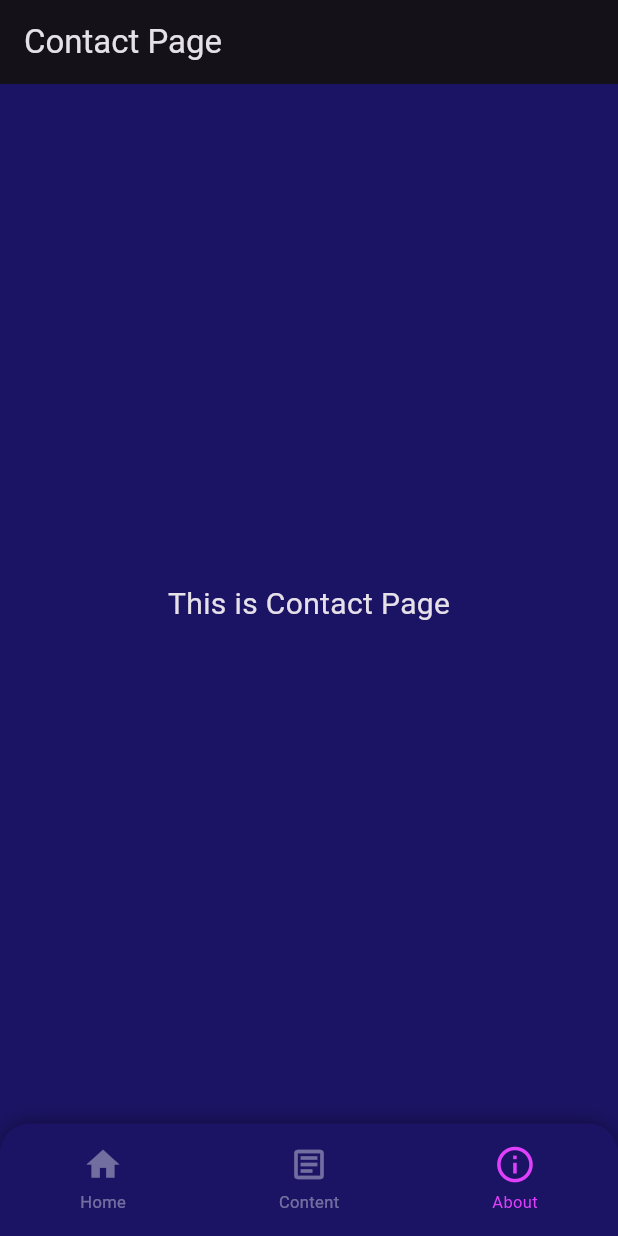
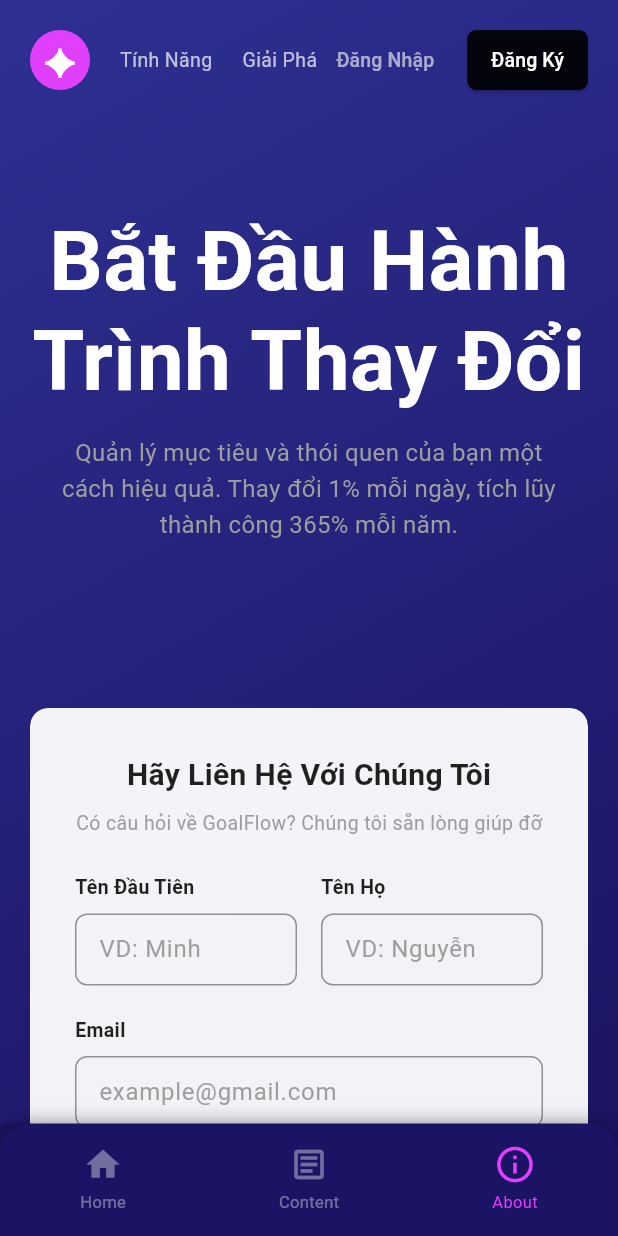
Before and after one commit to NmA3108/GoalFlow_Anh_Linh_N03_1_2026, a Flutter app: the screen it shows after launch, item 3 of the bottom bar chosen, on a phone screen of 412 x 824 dp. Run offline on Flutter 3.47's test engine with Material 3 defaults, Android fonts, the phone set to English and light mode, and no system bars; network calls fail.

Commit message:
Fix code about

```diff
--- a/myproject/lib/front/BotNavi.dart
+++ b/myproject/lib/front/BotNavi.dart
@@ -2,6 +2,7 @@ import 'package:flutter/material.dart';
 import '../MyHomePage.dart';
 import 'MyContactPage.dart';
 import '../pages/content_page.dart';
+import '../pages/about_page.dart';
 
 class BotNavi extends StatefulWidget {
   @override
@@ -15,6 +16,7 @@ class _BotNaviState extends State<BotNavi> {
     MyHomePage(),
     ContentPage(),
     MyContactPage(),
+    AboutPage(),
   ];
 
   void _onTapped(int index) {
@@ -47,7 +49,8 @@ class _BotNaviState extends State<BotNavi> {
           children: [
             _buildNavItem(Icons.home, "Home", 0),
             _buildNavItem(Icons.article_outlined, "Content", 1),
-            _buildNavItem(Icons.info_outline, "About", 2),
+            // _buildNavItem(Icons.contact_mail, "Contact", 2),
+            _buildNavItem(Icons.info_outline, "About", 3),
           ],
         ),
       ),
--- a/myproject/lib/list_goal.dart
+++ b/myproject/lib/list_goal.dart
@@ -1,4 +1,4 @@
-import 'Goal.dart'; // Import file chứa class Goal của bạn
+import 'goal.dart'; // Import file chứa class Goal của bạn
 
 class ListGoal {
   // --- Biến danh sách của Tenclass ---
--- a/myproject/lib/main.dart
+++ b/myproject/lib/main.dart
@@ -1,7 +1,7 @@
 import 'package:flutter/material.dart';
 import 'front/BotNavi.dart';
 
-import 'MyHomePage.dart';
+import '/MyHomePage.dart';
 
 void main() {
   runApp(const MyApp());
--- /dev/null
+++ b/myproject/lib/pages/about_page.dart
@@ -0,0 +1,578 @@
+import 'dart:ui';
+import 'package:flutter/material.dart';
+
+class AboutPage extends StatefulWidget {
+  const AboutPage({super.key});
+
+  @override
+  State<AboutPage> createState() => _AboutPageState();
+}
+
+class _AboutPageState extends State<AboutPage> {
+  final nameController = TextEditingController();
+  final surnameController = TextEditingController();
+  final emailController = TextEditingController();
+  final messageController = TextEditingController();
+
+  @override
+  void dispose() {
+    nameController.dispose();
+    surnameController.dispose();
+    emailController.dispose();
+    messageController.dispose();
+    super.dispose();
+  }
+
+  @override
+  Widget build(BuildContext context) {
+    return Scaffold(
+      body: Stack(
+        children: [
+          // Nền Gradient
+          Container(
+            decoration: const BoxDecoration(
+              gradient: LinearGradient(
+                begin: Alignment.topLeft,
+                end: Alignment.bottomRight,
+                colors: [Color(0xFF2E3192), Color(0xFF1B1464)],
+              ),
+            ),
+          ),
+
+          // Nội dung chính
+          SingleChildScrollView(
+            physics: const BouncingScrollPhysics(),
+            child: Column(
+              children: [
+                // --- HEADER ---
+                _buildHeader(),
+
+                // --- HERO SECTION ---
+                _buildHeroSection(),
+
+                const SizedBox(height: 50),
+
+                // --- CONTACT FORM ---
+                _buildContactForm(),
+
+                const SizedBox(height: 60),
+
+                // --- FOOTER ---
+                _buildFooter(),
+              ],
+            ),
+          ),
+        ],
+      ),
+    );
+  }
+
+  // === HEADER ===
+  Widget _buildHeader() {
+    return SafeArea(
+      bottom: false,
+      child: Padding(
+        padding: const EdgeInsets.symmetric(horizontal: 20, vertical: 16),
+        child: Row(
+          children: [
+            // Logo bên trái
+            Container(
+              width: 40,
+              height: 40,
+              decoration: BoxDecoration(
+                shape: BoxShape.circle,
+                color: Colors.purpleAccent,
+              ),
+              child: const Center(
+                child: Text(
+                  '✦',
+                  style: TextStyle(
+                    color: Colors.white,
+                    fontSize: 24,
+                    fontWeight: FontWeight.bold,
+                  ),
+                ),
+              ),
+            ),
+            const SizedBox(width: 20),
+
+            // Navigation Menu (ẩn trên mobile, hiện trên tablet/desktop)
+            Expanded(
+              child: SingleChildScrollView(
+                scrollDirection: Axis.horizontal,
+                child: Row(
+                  children:
+                      [
+                            'Tính Năng',
+                            'Giải Pháp',
+                            'Cộng Đồng',
+                            'Hỗ Trợ',
+                            'Giá Cả',
+                            'Liên Hệ',
+                          ]
+                          .map(
+                            (item) => Padding(
+                              padding: const EdgeInsets.only(right: 20),
+                              child: Text(
+                                item,
+                                style: const TextStyle(
+                                  color: Colors.white70,
+                                  fontSize: 13,
+                                ),
+                              ),
+                            ),
+                          )
+                          .toList(),
+                ),
+              ),
+            ),
+
+            // Action Buttons
+            Row(
+              children: [
+                // Sign in button
+                TextButton(
+                  onPressed: () {},
+                  child: const Text(
+                    'Đăng Nhập',
+                    style: TextStyle(color: Colors.white60, fontSize: 13),
+                  ),
+                ),
+                const SizedBox(width: 10),
+
+                // Register button
+                ElevatedButton(
+                  onPressed: () {},
+                  style: ElevatedButton.styleFrom(
+                    backgroundColor: Colors.black87,
+                    padding: const EdgeInsets.symmetric(
+                      horizontal: 16,
+                      vertical: 10,
+                    ),
+                    shape: RoundedRectangleBorder(
+                      borderRadius: BorderRadius.circular(6),
+                    ),
+                  ),
+                  child: const Text(
+                    'Đăng Ký',
+                    style: TextStyle(color: Colors.white, fontSize: 13),
+                  ),
+                ),
+              ],
+            ),
+          ],
+        ),
+      ),
+    );
+  }
+
+  // === HERO SECTION ===
+  Widget _buildHeroSection() {
+    return Padding(
+      padding: const EdgeInsets.symmetric(vertical: 60),
+      child: Column(
+        children: [
+          const Text(
+            'Bắt Đầu Hành Trình Thay Đổi',
+            textAlign: TextAlign.center,
+            style: TextStyle(
+              color: Colors.white,
+              fontSize: 56,
+              fontWeight: FontWeight.bold,
+              height: 1.2,
+            ),
+          ),
+          const SizedBox(height: 16),
+          const Padding(
+            padding: EdgeInsets.symmetric(horizontal: 40),
+            child: Text(
+              'Quản lý mục tiêu và thói quen của bạn một cách hiệu quả. Thay đổi 1% mỗi ngày, tích lũy thành công 365% mỗi năm.',
+              textAlign: TextAlign.center,
+              style: TextStyle(color: Colors.grey, fontSize: 16, height: 1.5),
+            ),
+          ),
+        ],
+      ),
+    );
+  }
+
+  // === CONTACT FORM ===
+  Widget _buildContactForm() {
+    return Padding(
+      padding: const EdgeInsets.symmetric(horizontal: 20),
+      child: ClipRRect(
+        borderRadius: BorderRadius.circular(12),
+        child: BackdropFilter(
+          filter: ImageFilter.blur(sigmaX: 10, sigmaY: 10),
+          child: Container(
+            padding: const EdgeInsets.all(30),
+            decoration: BoxDecoration(
+              color: Colors.white.withOpacity(0.95),
+              borderRadius: BorderRadius.circular(12),
+              boxShadow: [
+                BoxShadow(
+                  color: Colors.black.withOpacity(0.1),
+                  blurRadius: 20,
+                  offset: const Offset(0, 10),
+                ),
+              ],
+            ),
+            child: Column(
+              children: [
+                // Heading
+                const Text(
+                  'Hãy Liên Hệ Với Chúng Tôi',
+                  style: TextStyle(
+                    color: Colors.black87,
+                    fontSize: 20,
+                    fontWeight: FontWeight.bold,
+                  ),
+                ),
+                const SizedBox(height: 8),
+                const Text(
+                  'Có câu hỏi về GoalFlow? Chúng tôi sẵn lòng giúp đỡ',
+                  style: TextStyle(color: Colors.grey, fontSize: 13),
+                ),
+                const SizedBox(height: 24),
+
+                // Name & Surname (2 columns)
+                Row(
+                  children: [
+                    Expanded(
+                      child: Column(
+                        crossAxisAlignment: CrossAxisAlignment.start,
+                        children: [
+                          const Text(
+                            'Tên Đầu Tiên',
+                            style: TextStyle(
+                              color: Colors.black87,
+                              fontSize: 13,
+                              fontWeight: FontWeight.w600,
+                            ),
+                          ),
+                          const SizedBox(height: 8),
+                          TextField(
+                            controller: nameController,
+                            decoration: InputDecoration(
+                              hintText: 'VD: Minh',
+                              hintStyle: const TextStyle(color: Colors.grey),
+                              border: OutlineInputBorder(
+                                borderRadius: BorderRadius.circular(8),
+                                borderSide: const BorderSide(
+                                  color: Color(0xFFE0E0E0),
+                                ),
+                              ),
+                              contentPadding: const EdgeInsets.symmetric(
+                                horizontal: 12,
+                                vertical: 12,
+                              ),
+                            ),
+                          ),
+                        ],
+                      ),
+                    ),
+                    const SizedBox(width: 16),
+                    Expanded(
+                      child: Column(
+                        crossAxisAlignment: CrossAxisAlignment.start,
+                        children: [
+                          const Text(
+                            'Tên Họ',
+                            style: TextStyle(
+                              color: Colors.black87,
+                              fontSize: 13,
+                              fontWeight: FontWeight.w600,
+                            ),
+                          ),
+                          const SizedBox(height: 8),
+                          TextField(
+                            controller: surnameController,
+                            decoration: InputDecoration(
+                              hintText: 'VD: Nguyễn',
+                              hintStyle: const TextStyle(color: Colors.grey),
+                              border: OutlineInputBorder(
+                                borderRadius: BorderRadius.circular(8),
+                                borderSide: const BorderSide(
+                                  color: Color(0xFFE0E0E0),
+                                ),
+                              ),
+                              contentPadding: const EdgeInsets.symmetric(
+                                horizontal: 12,
+                                vertical: 12,
+                              ),
+                            ),
+                          ),
+                        ],
+                      ),
+                    ),
+                  ],
+                ),
+
+                const SizedBox(height: 20),
+
+                // Email
+                Column(
+                  crossAxisAlignment: CrossAxisAlignment.start,
+                  children: [
+                    const Text(
+                      'Email',
+                      style: TextStyle(
+                        color: Colors.black87,
+                        fontSize: 13,
+                        fontWeight: FontWeight.w600,
+                      ),
+                    ),
+                    const SizedBox(height: 8),
+                    TextField(
+                      controller: emailController,
+                      decoration: InputDecoration(
+                        hintText: 'example@gmail.com',
+                        hintStyle: const TextStyle(color: Colors.grey),
+                        border: OutlineInputBorder(
+                          borderRadius: BorderRadius.circular(8),
+                          borderSide: const BorderSide(
+                            color: Color(0xFFE0E0E0),
+                          ),
+                        ),
+                        contentPadding: const EdgeInsets.symmetric(
+                          horizontal: 12,
+                          vertical: 12,
+                        ),
+                      ),
+                    ),
+                  ],
+                ),
+
+                const SizedBox(height: 20),
+
+                // Message
+                Column(
+                  crossAxisAlignment: CrossAxisAlignment.start,
+                  children: [
+                    const Text(
+                      'Lời Nhắn',
+                      style: TextStyle(
+                        color: Colors.black87,
+                        fontSize: 13,
+                        fontWeight: FontWeight.w600,
+                      ),
+                    ),
+                    const SizedBox(height: 8),
+                    TextField(
+                      controller: messageController,
+                      maxLines: 5,
+                      decoration: InputDecoration(
+                        hintText: 'Hãy chia sẻ câu hỏi hoặc ý kiến của bạn...',
+                        hintStyle: const TextStyle(color: Colors.grey),
+                        border: OutlineInputBorder(
+                          borderRadius: BorderRadius.circular(8),
+                          borderSide: const BorderSide(
+                            color: Color(0xFFE0E0E0),
+                          ),
+                        ),
+                        contentPadding: const EdgeInsets.symmetric(
+                          horizontal: 12,
+                          vertical: 12,
+                        ),
+                      ),
+                    ),
+                  ],
+                ),
+
+                const SizedBox(height: 24),
+
+                // Submit Button
+                SizedBox(
+                  width: double.infinity,
+                  height: 48,
+                  child: ElevatedButton(
+                    onPressed: () {
+                      ScaffoldMessenger.of(context).showSnackBar(
+                        const SnackBar(
+                          content: Text(
+                            'Cảm ơn bạn! Chúng tôi sẽ liên hệ với bạn sớm.',
+                          ),
+                          duration: Duration(seconds: 2),
+                        ),
+                      );
+                    },
+                    style: ElevatedButton.styleFrom(
+                      backgroundColor: Colors.black87,
+                      shape: RoundedRectangleBorder(
+                        borderRadius: BorderRadius.circular(8),
+                      ),
+                    ),
+                    child: const Text(
+                      'Gửi Tin Nhắn',
+                      style: TextStyle(
+                        color: Colors.white,
+                        fontSize: 16,
+                        fontWeight: FontWeight.w600,
+                      ),
+                    ),
+                  ),
+                ),
+              ],
+            ),
+          ),
+        ),
+      ),
+    );
+  }
+
+  // === FOOTER ===
+  Widget _buildFooter() {
+    return Container(
+      width: double.infinity,
+      padding: const EdgeInsets.symmetric(horizontal: 20, vertical: 40),
+      decoration: BoxDecoration(
+        border: Border(top: BorderSide(color: Colors.white.withOpacity(0.1))),
+      ),
+      child: Column(
+        crossAxisAlignment: CrossAxisAlignment.start,
+        children: [
+          // 4 Column Grid
+          GridView.count(
+            crossAxisCount: 2,
+            shrinkWrap: true,
+            physics: const NeverScrollableScrollPhysics(),
+            crossAxisSpacing: 20,
+            mainAxisSpacing: 30,
+            childAspectRatio: 2.5,
+            children: [
+              // Column 1: Brand
+              Column(
+                crossAxisAlignment: CrossAxisAlignment.start,
+                children: [
+                  Row(
+                    children: [
+                      Container(
+                        width: 28,
+                        height: 28,
+                        decoration: BoxDecoration(
+                          shape: BoxShape.circle,
+                          color: Colors.purpleAccent,
+                        ),
+                        child: const Center(
+                          child: Text(
+                            '✦',
+                            style: TextStyle(
+                              color: Colors.white,
+                              fontSize: 16,
+                              fontWeight: FontWeight.bold,
+                            ),
+                          ),
+                        ),
+                      ),
+                      const SizedBox(width: 8),
+                      const Text(
+                        'GoalFlow',
+                        style: TextStyle(
+                          color: Colors.white,
+                          fontSize: 14,
+                          fontWeight: FontWeight.bold,
+                        ),
+                      ),
+                    ],
+                  ),
+                  const SizedBox(height: 12),
+                  Row(
+                    children: [
+                      Icon(Icons.language, color: Colors.white60, size: 16),
+                      const SizedBox(width: 8),
+                      Icon(Icons.language, color: Colors.white60, size: 16),
+                      const SizedBox(width: 8),
+                      Icon(Icons.language, color: Colors.white60, size: 16),
+                      const SizedBox(width: 8),
+                      Icon(Icons.language, color: Colors.white60, size: 16),
+                    ],
+                  ),
+                ],
+              ),
+
+              // Column 2: Use Cases
+              Column(
+                crossAxisAlignment: CrossAxisAlignment.start,
+                children: [
+                  const Text(
+                    'Trường Hợp Sử Dụng',
+                    style: TextStyle(
+                      color: Colors.white,
+                      fontSize: 14,
+                      fontWeight: FontWeight.bold,
+                    ),
+                  ),
+                  const SizedBox(height: 12),
+                  _buildFooterLink('Quản lý mục tiêu'),
+                  _buildFooterLink('Xây dựng thói quen'),
+                  _buildFooterLink('Theo dõi tiến độ'),
+                  _buildFooterLink('Tăng cường động lực'),
+                ],
+              ),
+
+              // Column 3: Explore
+              Column(
+                crossAxisAlignment: CrossAxisAlignment.start,
+                children: [
+                  const Text(
+                    'Khám Phá',
+                    style: TextStyle(
+                      color: Colors.white,
+                      fontSize: 14,
+                      fontWeight: FontWeight.bold,
+                    ),
+                  ),
+                  const SizedBox(height: 12),
+                  _buildFooterLink('Tính năng chính'),
+                  _buildFooterLink('Các bài viết'),
+                  _buildFooterLink('Cộng đồng'),
+                  _buildFooterLink('Bảng xếp hạng'),
+                ],
+              ),
+
+              // Column 4: Resources
+              Column(
+                crossAxisAlignment: CrossAxisAlignment.start,
+                children: [
+                  const Text(
+                    'Tài Nguyên',
+                    style: TextStyle(
+                      color: Colors.white,
+                      fontSize: 14,
+                      fontWeight: FontWeight.bold,
+                    ),
+                  ),
+                  const SizedBox(height: 12),
+                  _buildFooterLink('Hướng dẫn sử dụng'),
+                  _buildFooterLink('Hỗ trợ khách hàng'),
+                  _buildFooterLink('Điều khoản dịch vụ'),
+                  _buildFooterLink('Chính sách bảo mật'),
+                ],
+              ),
+            ],
+          ),
+
+          const SizedBox(height: 40),
+
+          // Copyright
+          Center(
+            child: Text(
+              '© 2024 GoalFlow. Bảo lưu mọi quyền.',
+              style: TextStyle(color: Colors.white60, fontSize: 12),
+            ),
+          ),
+        ],
+      ),
+    );
+  }
+
+  Widget _buildFooterLink(String text) {
+    return Padding(
+      padding: const EdgeInsets.only(bottom: 8),
+      child: Text(
+        text,
+        style: const TextStyle(color: Colors.white70, fontSize: 12),
+      ),
+    );
+  }
+}
```
